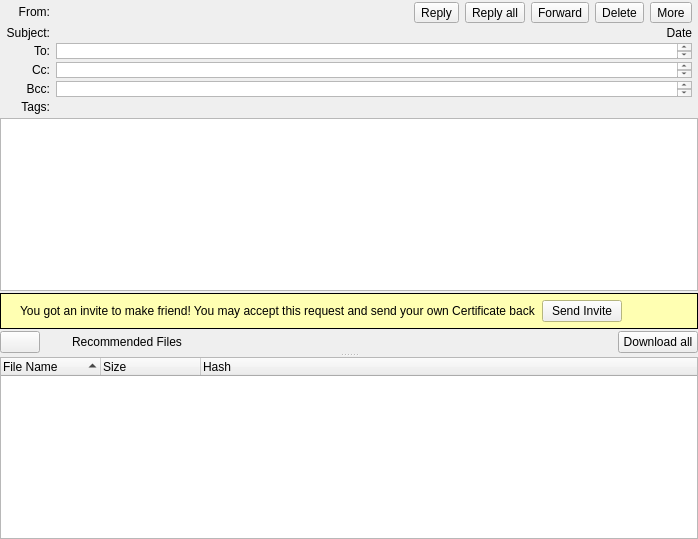
Old version of the form retroshare-gui/src/gui/msgs/MessageWidget.ui in the repository RetroShare/RetroShare.
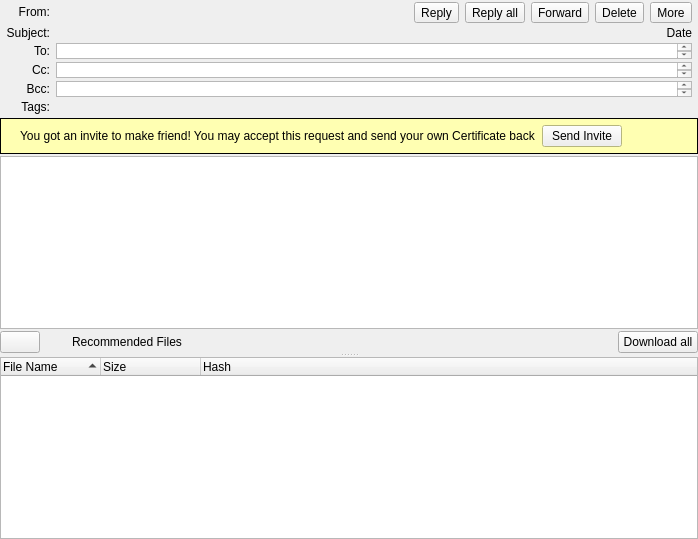
New version of the form. Icons and pictures are not drawn. Custom widgets are drawn as their Qt base class.

Commit message: moved the info frame for invites before the message

```diff
--- a/retroshare-gui/src/gui/msgs/MessageWidget.ui
+++ b/retroshare-gui/src/gui/msgs/MessageWidget.ui
@@ -460,19 +460,6 @@
           </property>
          </widget>
         </item>
-        <item>
-         <widget class="RSTextBrowser" name="msgText">
-          <property name="sizePolicy">
-           <sizepolicy hsizetype="Expanding" vsizetype="Expanding">
-            <horstretch>0</horstretch>
-            <verstretch>0</verstretch>
-           </sizepolicy>
-          </property>
-          <property name="openLinks">
-           <bool>false</bool>
-          </property>
-         </widget>
-        </item>
         <item>
          <widget class="QFrame" name="inviteFrame">
           <property name="palette">
@@ -610,6 +597,19 @@
           </layout>
          </widget>
         </item>
+        <item>
+         <widget class="RSTextBrowser" name="msgText">
+          <property name="sizePolicy">
+           <sizepolicy hsizetype="Expanding" vsizetype="Expanding">
+            <horstretch>0</horstretch>
+            <verstretch>0</verstretch>
+           </sizepolicy>
+          </property>
+          <property name="openLinks">
+           <bool>false</bool>
+          </property>
+         </widget>
+        </item>
         <item>
          <layout class="QHBoxLayout" name="filesHLayout">
           <item>
```
